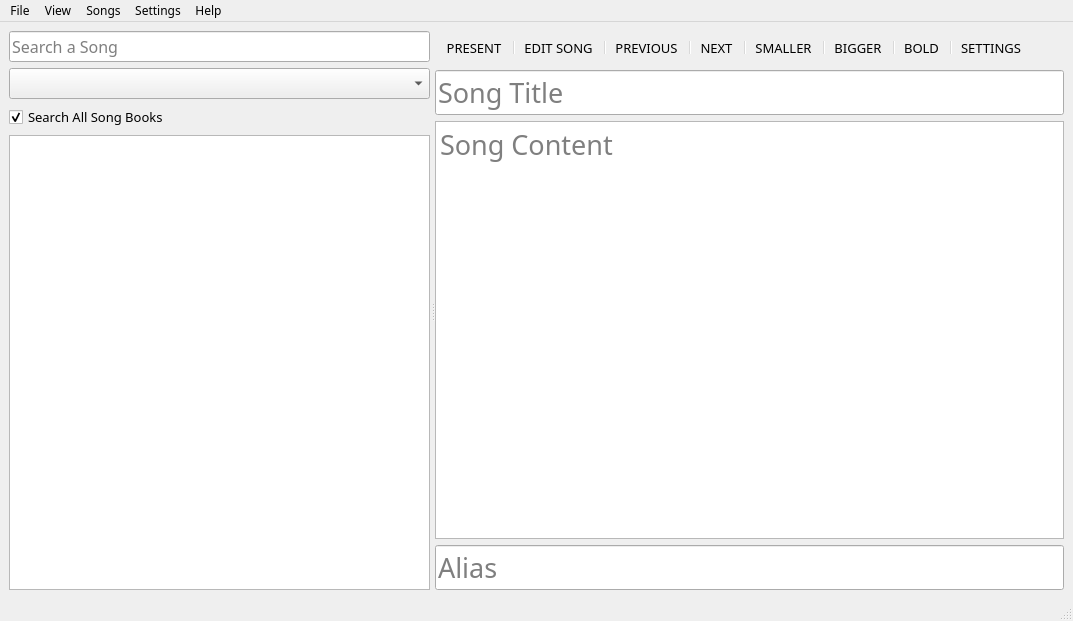
This is src/views/home_window.ui in Appsmata/vSongbook-Desktop as Qt 5 draws it before an edit. The edited form follows.
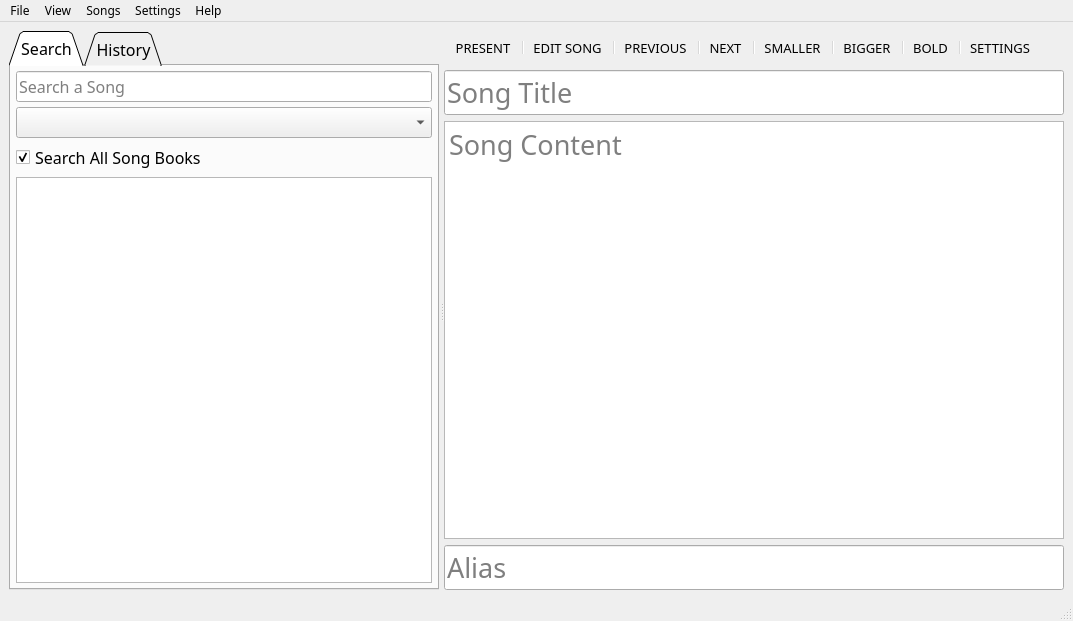
This is the edited form. Icons and pictures are not drawn.

```diff
--- a/src/views/home_window.ui
+++ b/src/views/home_window.ui
@@ -53,6 +53,40 @@
       <widget class="QWidget" name="verticalLayoutWidget_3">
        <layout class="QVBoxLayout" name="layoutLeft">
         <item>
+         <widget class="QTabWidget" name="tabLeft">
+          <property name="font">
+           <font>
+            <family>Trebuchet MS</family>
+            <pointsize>12</pointsize>
+           </font>
+          </property>
+          <property name="tabShape">
+           <enum>QTabWidget::Triangular</enum>
+          </property>
+          <property name="currentIndex">
+           <number>0</number>
+          </property>
+          <widget class="QWidget" name="tabSearch">
+           <attribute name="title">
+            <string>Search</string>
+           </attribute>
+           <layout class="QVBoxLayout" name="tabSearchLayout">
+            <property name="spacing">
+             <number>5</number>
+            </property>
+            <property name="leftMargin">
+             <number>5</number>
+            </property>
+            <property name="topMargin">
+             <number>5</number>
+            </property>
+            <property name="rightMargin">
+             <number>5</number>
+            </property>
+            <property name="bottomMargin">
+             <number>5</number>
+            </property>
+            <item>
          <widget class="QLineEdit" name="txtSearch">
           <property name="minimumSize">
            <size>
@@ -96,12 +130,27 @@
         </item>
         <item>
          <widget class="QListView" name="lstResults">
+              <property name="sizePolicy">
+               <sizepolicy hsizetype="Expanding" vsizetype="Expanding">
+                <horstretch>0</horstretch>
+                <verstretch>0</verstretch>
+               </sizepolicy>
+              </property>
           <property name="font">
            <font>
             <family>Trebuchet MS</family>
             <pointsize>12</pointsize>
            </font>
           </property>
+             </widget>
+            </item>
+           </layout>
+          </widget>
+          <widget class="QWidget" name="tabHistory">
+           <attribute name="title">
+            <string>History</string>
+           </attribute>
+          </widget>
          </widget>
         </item>
        </layout>
```
Left out of the diff: 2 changed lines with no effect on the pictures. Lines whose indentation alone changed are shown as unchanged.
